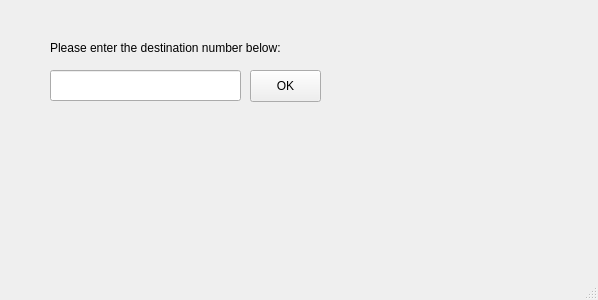
This is user_input.ui in 477smartcar/GUI as Qt 5 draws it before an edit. The edited form follows.
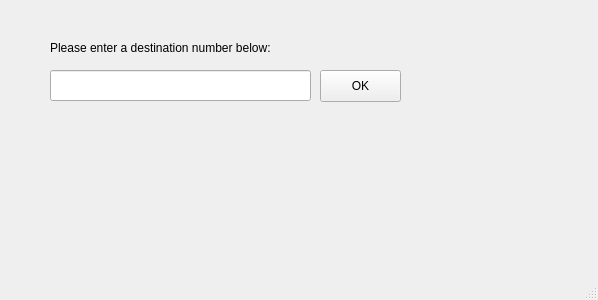
This is the edited form.

```diff
--- a/user_input.ui
+++ b/user_input.ui
@@ -17,12 +17,18 @@
    <widget class="QPushButton" name="btnOK">
     <property name="geometry">
      <rect>
-      <x>250</x>
+      <x>320</x>
       <y>70</y>
-      <width>71</width>
+      <width>81</width>
       <height>32</height>
      </rect>
     </property>
+    <property name="minimumSize">
+     <size>
+      <width>81</width>
+      <height>32</height>
+     </size>
+    </property>
     <property name="text">
      <string>OK</string>
     </property>
@@ -32,12 +38,12 @@
      <rect>
       <x>50</x>
       <y>40</y>
-      <width>271</width>
+      <width>261</width>
       <height>16</height>
      </rect>
     </property>
     <property name="text">
-     <string>Please enter the destination number below:</string>
+     <string>Please enter a destination number below:</string>
     </property>
    </widget>
    <widget class="QLineEdit" name="txtEnter">
@@ -45,7 +51,7 @@
      <rect>
       <x>50</x>
       <y>70</y>
-      <width>191</width>
+      <width>261</width>
       <height>31</height>
      </rect>
     </property>
```
